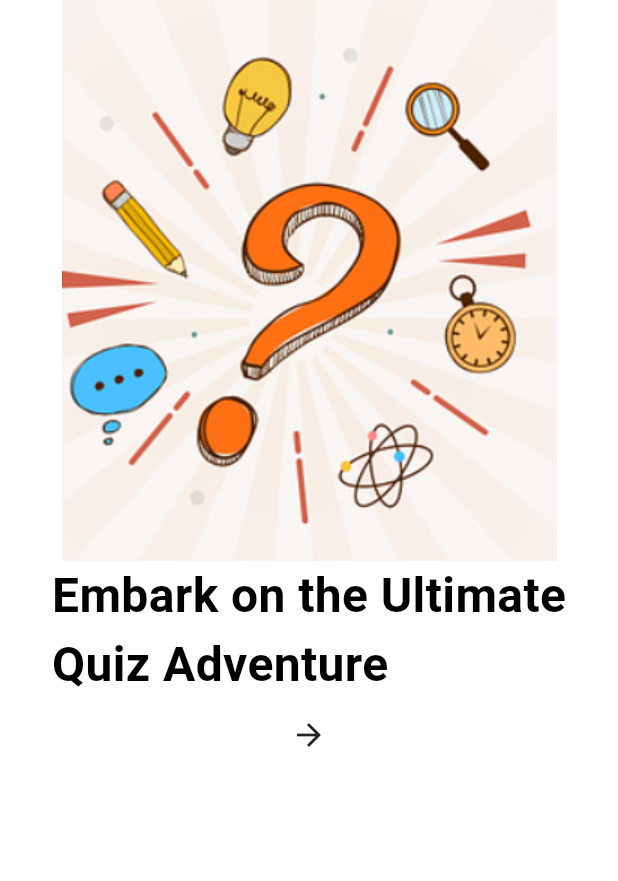
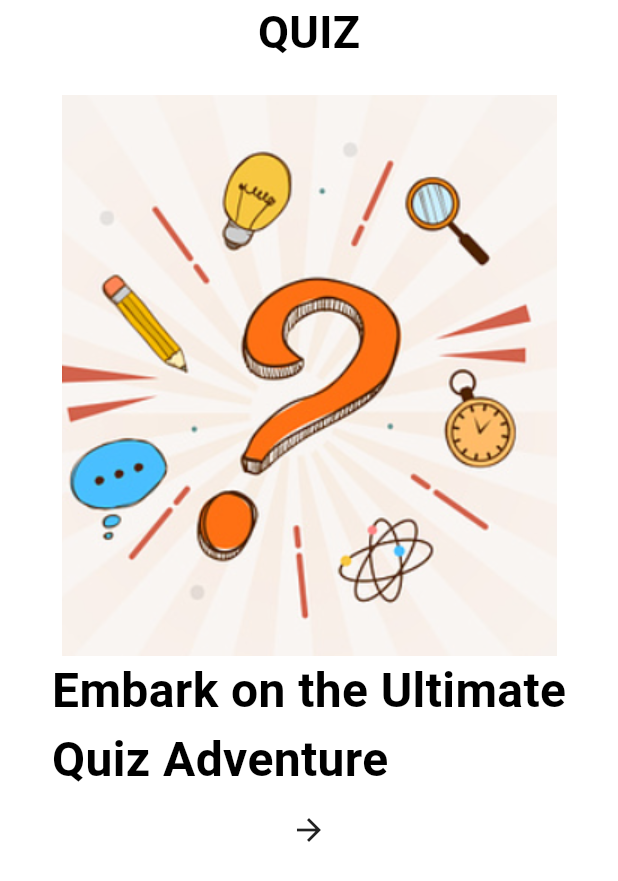
Before and after one commit to Himadri2041/task2part3, a Flutter app: the screen it shows after launch, on a phone screen of 412 x 824 dp. Shown: the top 881 px of the screen. Run offline on Flutter 3.47's test engine with Material 3 defaults, Android fonts, the phone set to English and light mode, and no system bars; our stand-ins replace shared_preferences.

Commit message:
first commit

```diff
--- a/lib/main.dart
+++ b/lib/main.dart
@@ -11,7 +11,7 @@ class TriviaQuizApp extends StatelessWidget {
     return MaterialApp(
       title: 'Trivia Quiz',
       theme: ThemeData(
-        primarySwatch: Colors.blue,
+        primarySwatch: Colors.red,
       ),
       home: mainpage(),
     );
@@ -22,12 +22,21 @@ class mainpage extends StatelessWidget {
   @override
   Widget build(BuildContext context) {
     return Scaffold(
-      backgroundColor: Colors.white,
+      backgroundColor: Color.fromARGB(46, 255, 255, 255),
       body:Column(
+
       children: <Widget>[
+        Text('QUIZ',
+      style: TextStyle(
+        fontWeight: FontWeight.bold,
+        color: Colors.black,
+        fontSize: 30,
+      ),),
+      SizedBox(height:20),
   Align(
     alignment: Alignment.bottomCenter,
-    child: Image.asset(
+    child:
+    Image.asset(
       'lib/images/1st.png',
 
     ),
@@ -49,7 +58,9 @@ MaterialButton(
       ),
     );
   },
-  child: Icon(Icons.arrow_forward),), ],
+  child: Icon(Icons.arrow_forward),
+  height: 20,
+  minWidth: 20,), ],
  ),
     );
   }
--- a/lib/que.dart
+++ b/lib/que.dart
@@ -21,8 +21,8 @@ class Question {
   }
 }
 
-Future<List<Question>> fetchQuestions() async {
-  const url = 'https://opentdb.com/api.php?amount=10';
+Future<List<Question>> fetchQuestions(int numberOfQuestions) async {
+  const url = 'https://opentdb.com/api.php?amount=10&category=20&difficulty=medium&type=multiple';
   final response = await http.get(Uri.parse(url));
   if (response.statusCode == 200) {
     List<dynamic> data = json.decode(response.body)['results'];
```
Also changed, not shown: lib/quiz.dart (+60 -6 lines), 1 other file.
